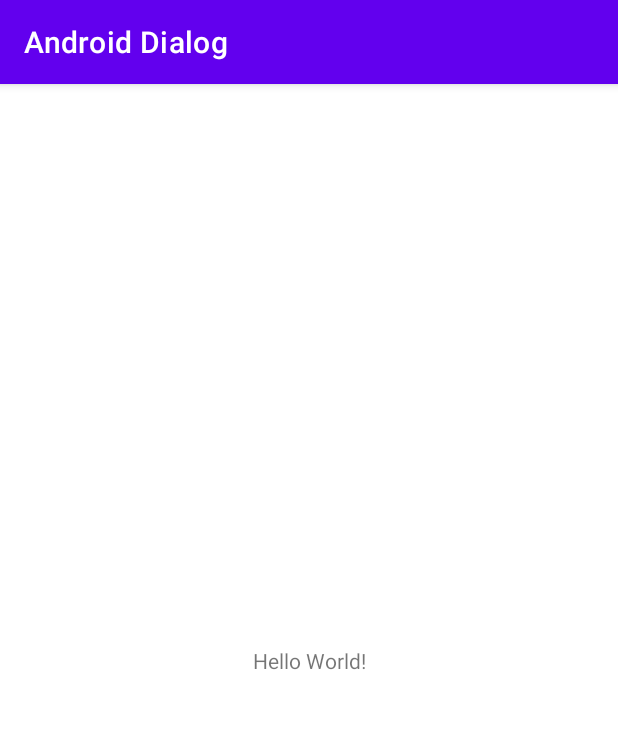
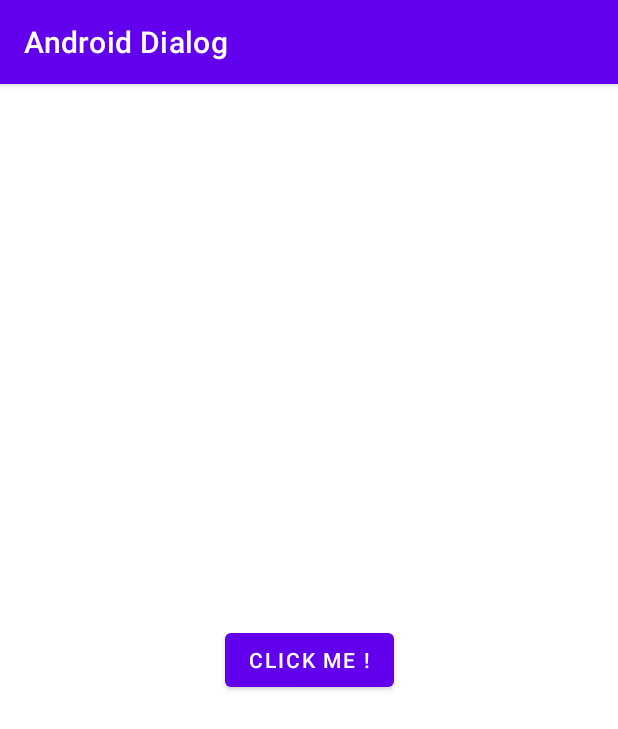
Before and after one commit to Kahriboo/AndroidDialog, an Android app: the screen it shows after launch (MainActivity), on a phone screen of 412 x 824 dp. Shown: the top 729 px of the screen. Run offline under Robolectric (Android 15) with nearby library versions, the phone set to English and light mode, and no system bars.

```diff
--- a/app/build.gradle
+++ b/app/build.gradle
@@ -5,7 +5,7 @@ plugins {
 
 android {
     namespace 'lr.iut.androiddialog'
-    compileSdk 32
+    compileSdk 33
 
     defaultConfig {
         applicationId "lr.iut.androiddialog"
--- a/app/src/main/res/layout/activity_main.xml
+++ b/app/src/main/res/layout/activity_main.xml
@@ -6,10 +6,11 @@
     android:layout_height="match_parent"
     tools:context=".MainActivity">
 
-    <TextView
+    <Button
+        android:onClick="buttonClicked"
         android:layout_width="wrap_content"
         android:layout_height="wrap_content"
-        android:text="Hello World!"
+        android:text="@string/click_me"
         app:layout_constraintBottom_toBottomOf="parent"
         app:layout_constraintEnd_toEndOf="parent"
         app:layout_constraintStart_toStartOf="parent"
--- a/app/src/main/res/values/strings.xml
+++ b/app/src/main/res/values/strings.xml
@@ -1,3 +1,7 @@
 <resources>
     <string name="app_name">Android Dialog</string>
+    <string name="click_me">Click me !</string>
+    <string name="yes">Yes !</string>
+    <string name="no">No !</string>
+    <string name="maybe">Maybe ?</string>
 </resources>
```
Also changed, not shown: app/src/main/java/lr/iut/androiddialog/MainActivity.kt (+30 -0 lines).
